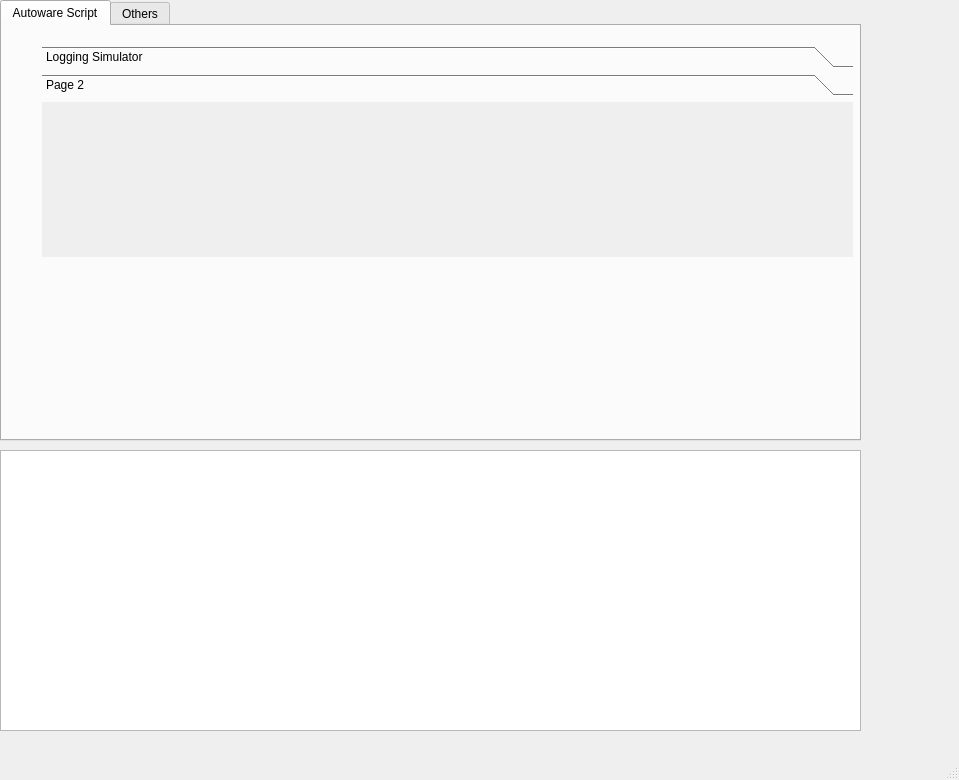
Before: the Qt Designer form main.ui in zhiwango/SuperToolBox, drawn with Qt 5.
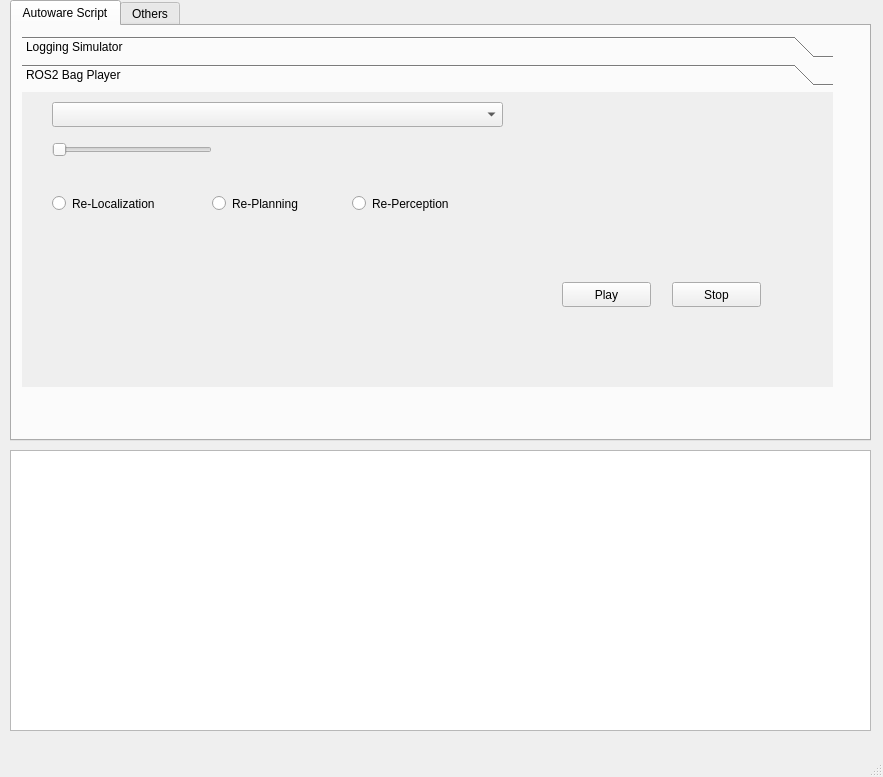
After: the same form once the commit is applied. The open tabs and pages were chosen to show the change.

Commit message: implementation for re-localization

```diff
--- a/main.ui
+++ b/main.ui
@@ -6,8 +6,8 @@
    <rect>
     <x>0</x>
     <y>0</y>
-    <width>959</width>
-    <height>780</height>
+    <width>883</width>
+    <height>777</height>
    </rect>
   </property>
   <property name="windowTitle">
@@ -17,7 +17,7 @@
    <widget class="QTabWidget" name="tabWidget">
     <property name="geometry">
      <rect>
-      <x>0</x>
+      <x>10</x>
       <y>0</y>
       <width>861</width>
       <height>441</height>
@@ -33,10 +33,10 @@
      <widget class="QToolBox" name="toolBox">
       <property name="geometry">
        <rect>
-        <x>40</x>
-        <y>20</y>
+        <x>10</x>
+        <y>10</y>
         <width>811</width>
-        <height>211</height>
+        <height>351</height>
        </rect>
       </property>
       <property name="currentIndex">
@@ -233,12 +233,100 @@
          <x>0</x>
          <y>0</y>
          <width>811</width>
-         <height>149</height>
+         <height>289</height>
         </rect>
        </property>
        <attribute name="label">
-        <string>Page 2</string>
+        <string>ROS2 Bag Player</string>
        </attribute>
+       <widget class="QComboBox" name="comboBox_rosbag_path">
+        <property name="geometry">
+         <rect>
+          <x>30</x>
+          <y>10</y>
+          <width>451</width>
+          <height>25</height>
+         </rect>
+        </property>
+       </widget>
+       <widget class="QSlider" name="horizontalSlider_rate">
+        <property name="geometry">
+         <rect>
+          <x>30</x>
+          <y>50</y>
+          <width>160</width>
+          <height>16</height>
+         </rect>
+        </property>
+        <property name="orientation">
+         <enum>Qt::Horizontal</enum>
+        </property>
+       </widget>
+       <widget class="QPushButton" name="pushButton_play_rosbag">
+        <property name="geometry">
+         <rect>
+          <x>540</x>
+          <y>190</y>
+          <width>89</width>
+          <height>25</height>
+         </rect>
+        </property>
+        <property name="text">
+         <string>Play</string>
+        </property>
+       </widget>
+       <widget class="QPushButton" name="pushButton_stop_rosbag">
+        <property name="geometry">
+         <rect>
+          <x>650</x>
+          <y>190</y>
+          <width>89</width>
+          <height>25</height>
+         </rect>
+        </property>
+        <property name="text">
+         <string>Stop</string>
+        </property>
+       </widget>
+       <widget class="QRadioButton" name="radioButton_for_localization">
+        <property name="geometry">
+         <rect>
+          <x>30</x>
+          <y>100</y>
+          <width>131</width>
+          <height>23</height>
+         </rect>
+        </property>
+        <property name="text">
+         <string>Re-Localization</string>
+        </property>
+       </widget>
+       <widget class="QRadioButton" name="radioButton_for_planning">
+        <property name="geometry">
+         <rect>
+          <x>190</x>
+          <y>100</y>
+          <width>112</width>
+          <height>23</height>
+         </rect>
+        </property>
+        <property name="text">
+         <string>Re-Planning</string>
+        </property>
+       </widget>
+       <widget class="QRadioButton" name="radioButton_for_perception">
+        <property name="geometry">
+         <rect>
+          <x>330</x>
+          <y>100</y>
+          <width>121</width>
+          <height>23</height>
+         </rect>
+        </property>
+        <property name="text">
+         <string>Re-Perception</string>
+        </property>
+       </widget>
       </widget>
      </widget>
     </widget>
@@ -287,7 +375,7 @@
    <widget class="QTextEdit" name="outputArea">
     <property name="geometry">
      <rect>
-      <x>0</x>
+      <x>10</x>
       <y>450</y>
       <width>861</width>
       <height>281</height>
```
Left out of the diff: 16 changed lines with no effect on the pictures. The commit also changes 4 other files.
